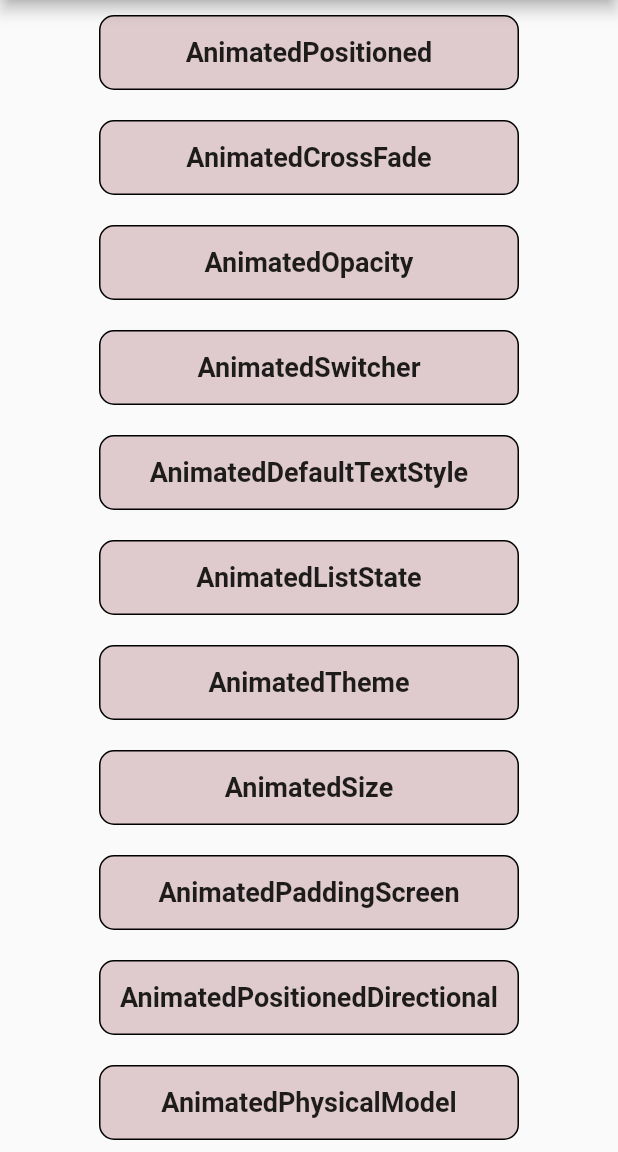
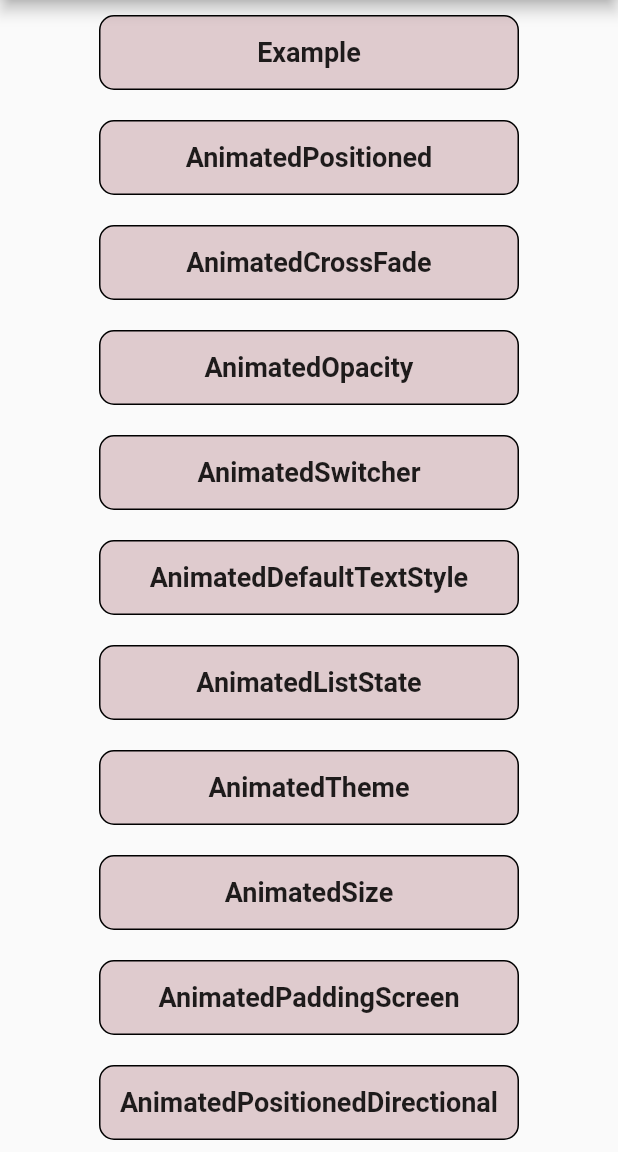
Before and after one commit to kumaresanjackie/flutter_animations, a Flutter app: the AnimationContainerHome screen opened directly, on a phone screen of 412 x 824 dp, the part 84-1236 px from its top. Run offline on Flutter 3.47's test engine with Material 2 defaults, Android fonts, the phone set to English and light mode, and no system bars.

```diff
--- a/lib/Animation/Animation_Home.dart
+++ b/lib/Animation/Animation_Home.dart
@@ -1,3 +1,5 @@
+import 'dart:math';
+
 import 'package:animations/customwidget.dart';
 import 'package:animations/main.dart';
 import 'package:flutter/material.dart';
@@ -24,6 +26,7 @@ class AnimationContainerHome extends StatefulWidget {
 }
 
 class _AnimationContainerHomeState extends State<AnimationContainerHome> {
+  CustomFunctions functions = CustomFunctions();
   @override
   Widget build(BuildContext context) {
     return Scaffold(
@@ -35,9 +38,12 @@ class _AnimationContainerHomeState extends State<AnimationContainerHome> {
           child: Column(
             mainAxisAlignment: MainAxisAlignment.center,
             children: [
+              functions.buttonOne(
+                  context, "Example", AnimatedPositionedScreen()),
               CustomWidget(
-                  name: "AnimatedPositioned",
-                  routewidget: AnimatedPositionedScreen()),
+                routewidget: AnimatedPositionedScreen(),
+                name: "AnimatedPositioned",
+              ),
               CustomWidget(
                   name: "AnimatedCrossFade",
                   routewidget: AnimatedCrossFadeScreen()),
@@ -79,3 +85,28 @@ class _AnimationContainerHomeState extends State<AnimationContainerHome> {
     );
   }
 }
+
+class CustomFunctions {
+  InkWell buttonOne(BuildContext context, String name, Widget route) {
+    return InkWell(
+      onTap: () {
+        Navigator.push(context, MaterialPageRoute(builder: (ctx) => route));
+      },
+      child: Container(
+        margin: EdgeInsets.all(10),
+        height: 50,
+        width: 280,
+        decoration: BoxDecoration(
+          borderRadius: BorderRadius.circular(10),
+          border: Border.fromBorderSide(BorderSide(color: Colors.black)),
+          color: Color(Random().nextInt(0xffffffff)).withOpacity(0.2),
+        ),
+        alignment: Alignment.center,
+        child: Text(
+          name,
+          style: TextStyle(fontWeight: FontWeight.bold, fontSize: 18),
+        ),
+      ),
+    );
+  }
+}
```
